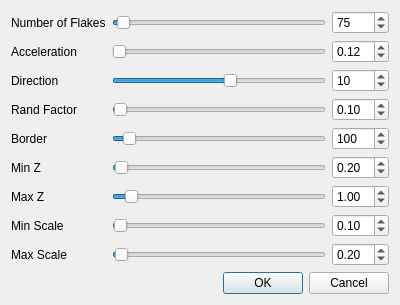
Above: share/plugins/SnowFall/share/ui/config.ui from hipersayanX/Carnival-LiveCam before the change. Below: the same form after it.
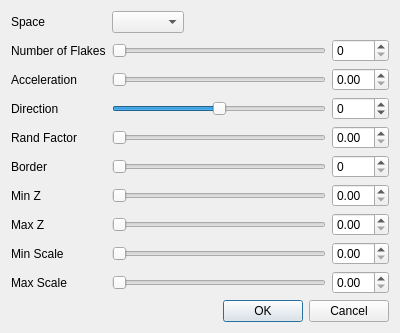
That is the form after the change.

What changed in the file:
```diff
--- a/share/plugins/SnowFall/share/ui/config.ui
+++ b/share/plugins/SnowFall/share/ui/config.ui
@@ -7,14 +7,57 @@
     <x>0</x>
     <y>0</y>
     <width>400</width>
-    <height>300</height>
+    <height>309</height>
    </rect>
   </property>
   <property name="windowTitle">
    <string>Dialog</string>
   </property>
   <layout class="QGridLayout" name="gridLayout">
-   <item row="0" column="0">
+   <item row="1" column="1">
+    <widget class="QSlider" name="sldNFlakes">
+     <property name="maximum">
+      <number>4096</number>
+     </property>
+     <property name="orientation">
+      <enum>Qt::Horizontal</enum>
+     </property>
+    </widget>
+   </item>
+   <item row="3" column="1">
+    <widget class="QSlider" name="sldDirection">
+     <property name="minimum">
+      <number>-90</number>
+     </property>
+     <property name="maximum">
+      <number>90</number>
+     </property>
+     <property name="orientation">
+      <enum>Qt::Horizontal</enum>
+     </property>
+    </widget>
+   </item>
+   <item row="5" column="0">
+    <widget class="QLabel" name="lblBorder">
+     <property name="text">
+      <string>Border</string>
+     </property>
+     <property name="buddy">
+      <cstring>spbBorder</cstring>
+     </property>
+    </widget>
+   </item>
+   <item row="6" column="2">
+    <widget class="QDoubleSpinBox" name="spbMinZ">
+     <property name="maximum">
+      <double>16.000000000000000</double>
+     </property>
+     <property name="singleStep">
+      <double>0.100000000000000</double>
+     </property>
+    </widget>
+   </item>
+   <item row="1" column="0">
     <widget class="QLabel" name="lblNFlakes">
      <property name="text">
       <string>Number of Flakes</string>
@@ -24,30 +67,74 @@
      </property>
     </widget>
    </item>
-   <item row="0" column="1">
-    <widget class="QSlider" name="sldNFlakes">
+   <item row="8" column="2">
+    <widget class="QDoubleSpinBox" name="spbMinScale">
      <property name="maximum">
-      <number>4096</number>
+      <double>16.000000000000000</double>
      </property>
-     <property name="value">
-      <number>75</number>
+     <property name="singleStep">
+      <double>0.100000000000000</double>
      </property>
+    </widget>
+   </item>
+   <item row="7" column="2">
+    <widget class="QDoubleSpinBox" name="spbMaxZ">
+     <property name="maximum">
+      <double>16.000000000000000</double>
+     </property>
+     <property name="singleStep">
+      <double>0.100000000000000</double>
+     </property>
+    </widget>
+   </item>
+   <item row="11" column="0" colspan="3">
+    <widget class="QDialogButtonBox" name="bbxOkCancel">
      <property name="orientation">
       <enum>Qt::Horizontal</enum>
      </property>
+     <property name="standardButtons">
+      <set>QDialogButtonBox::Cancel|QDialogButtonBox::Ok</set>
+     </property>
     </widget>
    </item>
-   <item row="0" column="2">
+   <item row="9" column="0">
+    <widget class="QLabel" name="lblMaxZ_2">
+     <property name="text">
+      <string>Max Scale</string>
+     </property>
+     <property name="buddy">
+      <cstring>spbMaxScale</cstring>
+     </property>
+    </widget>
+   </item>
+   <item row="8" column="0">
+    <widget class="QLabel" name="lblMinScale">
+     <property name="text">
+      <string>Min Scale</string>
+     </property>
+     <property name="buddy">
+      <cstring>spbMinScale</cstring>
+     </property>
+    </widget>
+   </item>
+   <item row="6" column="1">
+    <widget class="QSlider" name="sldMinZ">
+     <property name="maximum">
+      <number>160</number>
+     </property>
+     <property name="orientation">
+      <enum>Qt::Horizontal</enum>
+     </property>
+    </widget>
+   </item>
+   <item row="1" column="2">
     <widget class="QSpinBox" name="spbNFlakes">
      <property name="maximum">
       <number>4096</number>
      </property>
-     <property name="value">
-      <number>75</number>
-     </property>
     </widget>
    </item>
-   <item row="1" column="0">
+   <item row="2" column="0">
     <widget class="QLabel" name="lblAcceleration">
      <property name="text">
       <string>Acceleration</string>
@@ -57,69 +144,7 @@
      </property>
     </widget>
    </item>
-   <item row="1" column="1">
-    <widget class="QSlider" name="sldAcceleration">
-     <property name="maximum">
-      <number>160</number>
-     </property>
-     <property name="orientation">
-      <enum>Qt::Horizontal</enum>
-     </property>
-    </widget>
-   </item>
-   <item row="1" column="2">
-    <widget class="QDoubleSpinBox" name="spbAcceleration">
-     <property name="maximum">
-      <double>16.000000000000000</double>
-     </property>
-     <property name="singleStep">
-      <double>0.100000000000000</double>
-     </property>
-     <property name="value">
-      <double>0.120000000000000</double>
-     </property>
-    </widget>
-   </item>
-   <item row="2" column="0">
-    <widget class="QLabel" name="lblDirection">
-     <property name="text">
-      <string>Direction</string>
-     </property>
-     <property name="buddy">
-      <cstring>sldDirection</cstring>
-     </property>
-    </widget>
-   </item>
-   <item row="2" column="1">
-    <widget class="QSlider" name="sldDirection">
-     <property name="minimum">
-      <number>-90</number>
-     </property>
-     <property name="maximum">
-      <number>90</number>
-     </property>
-     <property name="value">
-      <number>10</number>
-     </property>
-     <property name="orientation">
-      <enum>Qt::Horizontal</enum>
-     </property>
-    </widget>
-   </item>
-   <item row="2" column="2">
-    <widget class="QSpinBox" name="spbDirection">
-     <property name="minimum">
-      <number>-90</number>
-     </property>
-     <property name="maximum">
-      <number>90</number>
-     </property>
-     <property name="value">
-      <number>10</number>
-     </property>
-    </widget>
-   </item>
-   <item row="3" column="0">
+   <item row="4" column="0">
     <widget class="QLabel" name="lblRandFactor">
      <property name="text">
       <string>Rand Factor</string>
@@ -129,66 +154,41 @@
      </property>
     </widget>
    </item>
-   <item row="3" column="1">
-    <widget class="QSlider" name="sldRandFactor">
-     <property name="maximum">
-      <number>160</number>
-     </property>
-     <property name="value">
-      <number>1</number>
-     </property>
-     <property name="orientation">
-      <enum>Qt::Horizontal</enum>
-     </property>
-    </widget>
-   </item>
    <item row="3" column="2">
-    <widget class="QDoubleSpinBox" name="spbRandFactor">
-     <property name="maximum">
-      <double>16.000000000000000</double>
+    <widget class="QSpinBox" name="spbDirection">
+     <property name="minimum">
+      <number>-90</number>
      </property>
-     <property name="singleStep">
-      <double>0.100000000000000</double>
-     </property>
-     <property name="value">
-      <double>0.100000000000000</double>
-     </property>
-    </widget>
-   </item>
-   <item row="4" column="0">
-    <widget class="QLabel" name="lblBorder">
-     <property name="text">
-      <string>Border</string>
-     </property>
-     <property name="buddy">
-      <cstring>spbBorder</cstring>
-     </property>
-    </widget>
-   </item>
-   <item row="4" column="1">
-    <widget class="QSlider" name="sldBorder">
      <property name="maximum">
-      <number>2048</number>
+      <number>90</number>
      </property>
-     <property name="value">
-      <number>100</number>
-     </property>
-     <property name="orientation">
-      <enum>Qt::Horizontal</enum>
-     </property>
     </widget>
    </item>
-   <item row="4" column="2">
+   <item row="5" column="2">
     <widget class="QSpinBox" name="spbBorder">
      <property name="maximum">
       <number>2048</number>
      </property>
-     <property name="value">
-      <number>100</number>
+    </widget>
+   </item>
+   <item row="3" column="0">
+    <widget class="QLabel" name="lblDirection">
+     <property name="text">
+      <string>Direction</string>
      </property>
     </widget>
    </item>
-   <item row="5" column="0">
+   <item row="2" column="1">
+    <widget class="QSlider" name="sldAcceleration">
+     <property name="maximum">
+      <number>160</number>
+     </property>
+     <property name="orientation">
+      <enum>Qt::Horizontal</enum>
+     </property>
+    </widget>
+   </item>
+   <item row="6" column="0">
     <widget class="QLabel" name="lblMinZ">
      <property name="text">
       <string>Min Z</string>
@@ -198,128 +198,17 @@
      </property>
     </widget>
    </item>
-   <item row="5" column="1">
-    <widget class="QSlider" name="sldMinZ">
-     <property name="maximum">
-      <number>160</number>
-     </property>
-     <property name="value">
-      <number>2</number>
-     </property>
-     <property name="orientation">
-      <enum>Qt::Horizontal</enum>
-     </property>
-    </widget>
-   </item>
-   <item row="5" column="2">
-    <widget class="QDoubleSpinBox" name="spbMinZ">
-     <property name="maximum">
-      <double>16.000000000000000</double>
-     </property>
-     <property name="singleStep">
-      <double>0.100000000000000</double>
-     </property>
-     <property name="value">
-      <double>0.200000000000000</double>
-     </property>
-    </widget>
-   </item>
-   <item row="6" column="0">
-    <widget class="QLabel" name="lblMaxZ">
-     <property name="text">
-      <string>Max Z</string>
-     </property>
-     <property name="buddy">
-      <cstring>spbMaxZ</cstring>
-     </property>
-    </widget>
-   </item>
-   <item row="6" column="1">
-    <widget class="QSlider" name="sldMaxZ">
-     <property name="maximum">
-      <number>160</number>
-     </property>
-     <property name="value">
-      <number>10</number>
-     </property>
-     <property name="orientation">
-      <enum>Qt::Horizontal</enum>
-     </property>
-    </widget>
-   </item>
-   <item row="6" column="2">
-    <widget class="QDoubleSpinBox" name="spbMaxZ">
-     <property name="maximum">
-      <double>16.000000000000000</double>
-     </property>
-     <property name="singleStep">
-      <double>0.100000000000000</double>
-     </property>
-     <property name="value">
-      <double>1.000000000000000</double>
-     </property>
-    </widget>
-   </item>
-   <item row="7" column="0">
-    <widget class="QLabel" name="lblMinScale">
-     <property name="text">
-      <string>Min Scale</string>
-     </property>
-     <property name="buddy">
-      <cstring>spbMinScale</cstring>
-     </property>
-    </widget>
-   </item>
-   <item row="7" column="1">
-    <widget class="QSlider" name="sldMinScale">
-     <property name="maximum">
-      <number>160</number>
-     </property>
-     <property name="value">
-      <number>1</number>
-     </property>
-     <property name="orientation">
-      <enum>Qt::Horizontal</enum>
-     </property>
-    </widget>
-   </item>
-   <item row="7" column="2">
-    <widget class="QDoubleSpinBox" name="spbMinScale">
-     <property name="maximum">
-      <double>16.000000000000000</double>
-     </property>
-     <property name="singleStep">
-      <double>0.100000000000000</double>
-     </property>
-     <property name="value">
-      <double>0.100000000000000</double>
-     </property>
-    </widget>
-   </item>
-   <item row="8" column="0">
-    <widget class="QLabel" name="lblMaxZ_2">
-     <property name="text">
-      <string>Max Scale</string>
-     </property>
-     <property name="buddy">
-      <cstring>spbMaxScale</cstring>
-     </property>
-    </widget>
-   </item>
    <item row="8" column="1">
-    <widget class="QSlider" name="sldMaxScale">
+    <widget class="QSlider" name="sldMinScale">
      <property name="maximum">
       <number>160</number>
      </property>
-     <property name="value">
-      <number>2</number>
-     </property>
      <property name="orientation">
       <enum>Qt::Horizontal</enum>
      </property>
     </widget>
    </item>
-   <item row="8" column="2">
+   <item row="9" column="2">
     <widget class="QDoubleSpinBox" name="spbMaxScale">
      <property name="maximum">
       <double>16.000000000000000</double>
@@ -327,12 +216,69 @@
      <property name="singleStep">
       <double>0.100000000000000</double>
      </property>
-     <property name="value">
-      <double>0.200000000000000</double>
+    </widget>
+   </item>
+   <item row="2" column="2">
+    <widget class="QDoubleSpinBox" name="spbAcceleration">
+     <property name="maximum">
+      <double>16.000000000000000</double>
+     </property>
+     <property name="singleStep">
+      <double>0.100000000000000</double>
+     </property>
+    </widget>
+   </item>
+   <item row="4" column="2">
+    <widget class="QDoubleSpinBox" name="spbRandFactor">
+     <property name="maximum">
+      <double>16.000000000000000</double>
+     </property>
+     <property name="singleStep">
+      <double>0.100000000000000</double>
+     </property>
+    </widget>
+   </item>
+   <item row="5" column="1">
+    <widget class="QSlider" name="sldBorder">
+     <property name="maximum">
+      <number>2048</number>
+     </property>
+     <property name="orientation">
+      <enum>Qt::Horizontal</enum>
+     </property>
+    </widget>
+   </item>
+   <item row="4" column="1">
+    <widget class="QSlider" name="sldRandFactor">
+     <property name="maximum">
+      <number>160</number>
+     </property>
+     <property name="orientation">
+      <enum>Qt::Horizontal</enum>
      </property>
     </widget>
    </item>
    <item row="9" column="1">
+    <widget class="QSlider" name="sldMaxScale">
+     <property name="maximum">
+      <number>160</number>
+     </property>
+     <property name="orientation">
+      <enum>Qt::Horizontal</enum>
+     </property>
+    </widget>
+   </item>
+   <item row="7" column="1">
+    <widget class="QSlider" name="sldMaxZ">
+     <property name="maximum">
+      <number>160</number>
+     </property>
+     <property name="orientation">
+      <enum>Qt::Horizontal</enum>
+     </property>
+    </widget>
+   </item>
+   <item row="10" column="1">
     <spacer name="vspSpacer">
      <property name="orientation">
       <enum>Qt::Vertical</enum>
@@ -345,16 +291,43 @@
      </property>
     </spacer>
    </item>
-   <item row="10" column="0" colspan="3">
-    <widget class="QDialogButtonBox" name="bbxOkCancel">
-     <property name="orientation">
-      <enum>Qt::Horizontal</enum>
+   <item row="7" column="0">
+    <widget class="QLabel" name="lblMaxZ">
+     <property name="text">
+      <string>Max Z</string>
      </property>
-     <property name="standardButtons">
-      <set>QDialogButtonBox::Cancel|QDialogButtonBox::Ok</set>
+     <property name="buddy">
+      <cstring>spbMaxZ</cstring>
      </property>
     </widget>
    </item>
+   <item row="0" column="0">
+    <widget class="QLabel" name="lblSpaceId">
+     <property name="text">
+      <string>Space</string>
+     </property>
+    </widget>
+   </item>
+   <item row="0" column="1" colspan="2">
+    <layout class="QHBoxLayout" name="hlySpaceId">
+     <item>
+      <widget class="QComboBox" name="cbxSpaceId"/>
+     </item>
+     <item>
+      <spacer name="hspSpaceId">
+       <property name="orientation">
+        <enum>Qt::Horizontal</enum>
+       </property>
+       <property name="sizeHint" stdset="0">
+        <size>
+         <width>40</width>
+         <height>20</height>
+        </size>
+       </property>
+      </spacer>
+     </item>
+    </layout>
+   </item>
   </layout>
  </widget>
  <tabstops>
```
Left out of the diff: 3 changed lines with no effect on the pictures.
